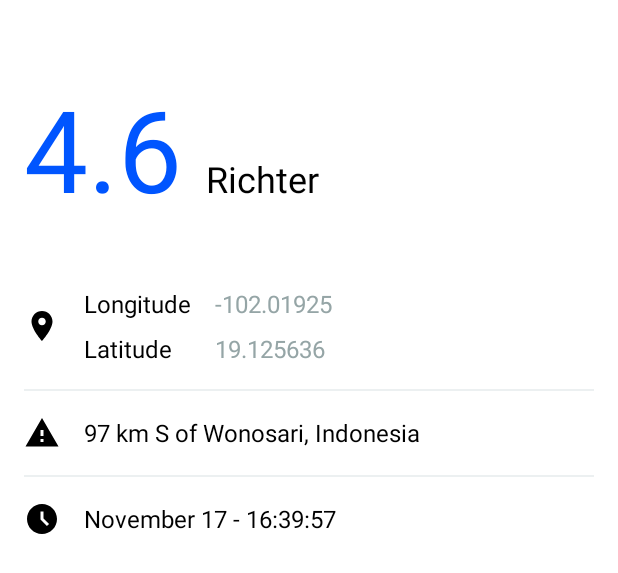
After one commit to luisnicolasss/Earthquake, an Android app: the layout activity_eq_detail.xml on its own in the app's theme, with its tools: preview values and no code run, on a phone screen of 412 x 824 dp. The commit adds this screen. Shown: the top 573 px of the screen. Run offline under Robolectric (Android 15) with nearby library versions, the phone set to English and light mode, and no system bars.

Commit message:
Vista de detalles

```diff
--- a/app/build.gradle
+++ b/app/build.gradle
@@ -1,6 +1,7 @@
 plugins {
     id 'com.android.application'
     id 'org.jetbrains.kotlin.android'
+    id 'kotlin-android-extensions'
 }
 
 android {
--- a/app/src/main/AndroidManifest.xml
+++ b/app/src/main/AndroidManifest.xml
@@ -2,7 +2,7 @@
 <manifest xmlns:android="http://schemas.android.com/apk/res/android"
     xmlns:tools="http://schemas.android.com/tools">
 
-    <uses-permission android:name="android.permission.INTERNET"/>
+    <uses-permission android:name="android.permission.INTERNET" />
 
     <application
         android:allowBackup="true"
@@ -13,6 +13,9 @@
         android:supportsRtl="true"
         android:theme="@style/Theme.EarthquakeMonitor"
         tools:targetApi="31">
+        <activity
+            android:name=".EqDetailActivity"
+            android:exported="false" />
         <activity
             android:name=".ui.MainActivity"
             android:exported="true">
--- /dev/null
+++ b/app/src/main/java/com/example/earthquakemonitor/EqDetailActivity.kt
@@ -0,0 +1,34 @@
+package com.example.earthquakemonitor
+
+import androidx.appcompat.app.AppCompatActivity
+import android.os.Bundle
+import com.example.earthquakemonitor.databinding.ActivityEqDetailBinding
+import java.text.SimpleDateFormat
+import java.util.*
+
+class EqDetailActivity : AppCompatActivity() {
+    companion object {
+        const val EQ_KEY = "earthquake"
+
+        private const val TIME_FORMAT = "dd/MMM/yyyy HH:mm:ss"
+    }
+    override fun onCreate(savedInstanceState: Bundle?) {
+        super.onCreate(savedInstanceState)
+        val binding = ActivityEqDetailBinding.inflate(layoutInflater)
+        setContentView(binding.root)
+
+        val bundle = intent.extras!!
+        val earthquake = bundle.getParcelable<Earthquake>(EQ_KEY)!!
+        binding.magnitudeText.text = getString(R.string.magnitude_format, earthquake.magnitude)
+        binding.longitudeText.text = earthquake.longitude.toString()
+        binding.latitudeText.text = earthquake.latitude.toString()
+        binding.placeText.text = earthquake.place
+        setupTime(binding, earthquake)
+    }
+
+    private fun setupTime(binding: ActivityEqDetailBinding, earthquake: Earthquake) {
+        val dateFormat = SimpleDateFormat(TIME_FORMAT, Locale.getDefault())
+        val date = Date(earthquake.time)
+        binding.timeText.text = dateFormat.format(date)
+    }
+}
--- a/app/src/main/java/com/example/earthquakemonitor/data/model/Earthquake.kt
+++ b/app/src/main/java/com/example/earthquakemonitor/data/model/Earthquake.kt
@@ -1,8 +1,12 @@
 package com.example.earthquakemonitor
 
+import android.os.Parcelable
 import androidx.room.Entity
 import androidx.room.PrimaryKey
+import androidx.versionedparcelable.VersionedParcelize
+import kotlinx.android.parcel.Parcelize
 
+@Parcelize
 @Entity("earthquakes")
 data class Earthquake(@PrimaryKey val id: String, val place: String, val magnitude: Double, val time: Long,
-                 val longitude: Double, val latitude: Double)
+                 val longitude: Double, val latitude: Double) : Parcelable
--- a/app/src/main/java/com/example/earthquakemonitor/ui/MainActivity.kt
+++ b/app/src/main/java/com/example/earthquakemonitor/ui/MainActivity.kt
@@ -1,5 +1,6 @@
 package com.example.earthquakemonitor.ui
 
+import android.content.Intent
 import androidx.appcompat.app.AppCompatActivity
 import android.os.Bundle
 import android.view.View
@@ -8,6 +9,7 @@ import androidx.lifecycle.Observer
 import androidx.lifecycle.ViewModelProvider
 import androidx.recyclerview.widget.LinearLayoutManager
 import com.example.earthquakemonitor.Earthquake
+import com.example.earthquakemonitor.EqDetailActivity
 import com.example.earthquakemonitor.ui.adapter.EqAdapter
 import com.example.earthquakemonitor.presentation.MainViewModel
 import com.example.earthquakemonitor.databinding.ActivityMainBinding
@@ -25,6 +27,10 @@ class MainActivity : AppCompatActivity() {
 
         val adapter = EqAdapter(this)
         binding.eqRecycler.adapter = adapter //Asignamos el adaptar al recyclerView
+
+        adapter.onItemClickListener = {
+            openDetailActivity(it)
+        }
 
 
         viewModel.eqList.observe(this, Observer { eqList ->
@@ -46,4 +52,10 @@ class MainActivity : AppCompatActivity() {
             binding.eqEmptyView.visibility = View.GONE
         }
     }
+
+    private fun openDetailActivity(earthquake: Earthquake) {
+        val intent = Intent(this, EqDetailActivity::class.java)
+        intent.putExtra(EqDetailActivity.EQ_KEY, earthquake)
+        startActivity(intent)
+    }
 }
--- /dev/null
+++ b/app/src/main/res/drawable/baseline_access_time_filled_24.xml
@@ -0,0 +1,5 @@
+<vector android:height="24dp" android:tint="#000000"
+    android:viewportHeight="24" android:viewportWidth="24"
+    android:width="24dp" xmlns:android="http://schemas.android.com/apk/res/android">
+    <path android:fillColor="@android:color/white" android:pathData="M11.99,2C6.47,2 2,6.48 2,12s4.47,10 9.99,10C17.52,22 22,17.52 22,12S17.52,2 11.99,2zM15.29,16.71L11,12.41V7h2v4.59l3.71,3.71L15.29,16.71z"/>
+</vector>
--- /dev/null
+++ b/app/src/main/res/drawable/baseline_place_24.xml
@@ -0,0 +1,5 @@
+<vector android:height="24dp" android:tint="#000000"
+    android:viewportHeight="24" android:viewportWidth="24"
+    android:width="24dp" xmlns:android="http://schemas.android.com/apk/res/android">
+    <path android:fillColor="@android:color/white" android:pathData="M12,2C8.13,2 5,5.13 5,9c0,5.25 7,13 7,13s7,-7.75 7,-13c0,-3.87 -3.13,-7 -7,-7zM12,11.5c-1.38,0 -2.5,-1.12 -2.5,-2.5s1.12,-2.5 2.5,-2.5 2.5,1.12 2.5,2.5 -1.12,2.5 -2.5,2.5z"/>
+</vector>
--- /dev/null
+++ b/app/src/main/res/drawable/baseline_warning_24.xml
@@ -0,0 +1,5 @@
+<vector android:height="24dp" android:tint="#000000"
+    android:viewportHeight="24" android:viewportWidth="24"
+    android:width="24dp" xmlns:android="http://schemas.android.com/apk/res/android">
+    <path android:fillColor="@android:color/white" android:pathData="M1,21h22L12,2 1,21zM13,18h-2v-2h2v2zM13,14h-2v-4h2v4z"/>
+</vector>
--- /dev/null
+++ b/app/src/main/res/layout/activity_eq_detail.xml
@@ -0,0 +1,156 @@
+<?xml version="1.0" encoding="utf-8"?>
+<LinearLayout xmlns:android="http://schemas.android.com/apk/res/android"
+    xmlns:app="http://schemas.android.com/apk/res-auto"
+    xmlns:tools="http://schemas.android.com/tools"
+    android:layout_width="match_parent"
+    android:layout_height="match_parent"
+    android:orientation="vertical"
+    android:padding="16dp"
+    tools:context=".EqDetailActivity">
+
+    <LinearLayout
+        android:layout_width="match_parent"
+        android:layout_height="wrap_content"
+        android:orientation="horizontal"
+        android:layout_marginTop="32dp">
+
+        <TextView
+            android:id="@+id/magnitudeText"
+            android:layout_width="wrap_content"
+            android:layout_height="wrap_content"
+            tools:text="4.6"
+            android:textSize="76sp"
+            android:textColor="@color/magnitude_safe"/>
+
+        <TextView
+            android:layout_width="wrap_content"
+            android:layout_height="wrap_content"
+            android:text="Richter"
+            android:textSize="24sp"
+            android:layout_marginStart="16dp"
+            android:textColor="@color/black"/>
+
+    </LinearLayout>
+
+    <LinearLayout
+        android:layout_width="match_parent"
+        android:layout_height="wrap_content"
+        android:orientation="horizontal"
+        android:layout_marginTop="42dp"
+        android:gravity="center_vertical">
+
+     <ImageView
+         android:layout_width="wrap_content"
+         android:layout_height="wrap_content"
+         android:src="@drawable/baseline_place_24"/>
+
+      <LinearLayout
+          android:layout_width="wrap_content"
+          android:layout_height="wrap_content"
+          android:layout_marginStart="16dp"
+          android:orientation="vertical">
+
+          <TextView
+              android:layout_width="wrap_content"
+              android:layout_height="wrap_content"
+              android:text="Longitude"
+              android:textColor="@color/black"
+              android:textSize="16sp"
+              />
+
+
+          <TextView
+              android:layout_width="wrap_content"
+              android:layout_height="wrap_content"
+              android:text="Latitude"
+              android:textColor="@color/black"
+              android:layout_marginTop="8dp"
+              android:textSize="16sp"
+              />
+
+      </LinearLayout>
+
+        <LinearLayout
+            android:layout_width="wrap_content"
+            android:layout_height="wrap_content"
+            android:layout_marginStart="16dp"
+            android:orientation="vertical">
+
+            <TextView
+            android:id="@+id/longitudeText"
+            android:layout_width="wrap_content"
+            android:layout_height="wrap_content"
+            tools:text="-102.01925"
+            android:textSize="16sp"
+            android:textColor="@color/concrete"/>
+
+            <TextView
+                android:id="@+id/latitudeText"
+                android:layout_width="wrap_content"
+                android:layout_height="wrap_content"
+                tools:text="19.125636"
+                android:layout_marginTop="8dp"
+                android:textSize="16sp"
+                android:textColor="@color/concrete"/>
+
+        </LinearLayout>
+
+    </LinearLayout>
+
+    <View
+        android:layout_width="match_parent"
+        android:layout_height="1dp"
+        android:layout_marginTop="16dp"
+        android:background="@color/clouds"/>
+
+    <LinearLayout
+        android:layout_width="match_parent"
+        android:layout_height="wrap_content"
+        android:orientation="horizontal"
+        android:gravity="center_vertical"
+        android:layout_marginTop="16dp">
+
+        <ImageView
+            android:layout_width="wrap_content"
+            android:layout_height="wrap_content"
+            android:src="@drawable/baseline_warning_24"/>
+
+        <TextView
+            android:id="@+id/placeText"
+            android:layout_width="wrap_content"
+            android:layout_height="wrap_content"
+            tools:text="97 km S of Wonosari, Indonesia"
+            android:textSize="16sp"
+            android:layout_marginStart="16dp"
+            android:textColor="@color/black"/>
+    </LinearLayout>
+
+    <View
+        android:layout_width="match_parent"
+        android:layout_height="1dp"
+        android:layout_marginTop="16dp"
+        android:background="@color/clouds"/>
+
+    <LinearLayout
+        android:layout_width="match_parent"
+        android:layout_height="wrap_content"
+        android:layout_marginTop="16dp"
+        android:gravity="center_vertical"
+        android:orientation="horizontal">
+
+        <ImageView
+            android:layout_width="wrap_content"
+            android:layout_height="wrap_content"
+            android:src="@drawable/baseline_access_time_filled_24"/>
+
+        <TextView
+            android:id="@+id/timeText"
+            android:layout_width="wrap_content"
+            android:layout_height="wrap_content"
+            tools:text="November 17 - 16:39:57"
+            android:textSize="16sp"
+            android:layout_marginStart="16dp"
+            android:textColor="@color/black"/>
+    </LinearLayout>
+
+</LinearLayout>
--- a/app/src/main/res/values/colors.xml
+++ b/app/src/main/res/values/colors.xml
@@ -7,4 +7,7 @@
     <color name="teal_700">#FF018786</color>
     <color name="black">#FF000000</color>
     <color name="white">#FFFFFFFF</color>
+    <color name="magnitude_safe">#0055FF</color>
+    <color name="concrete">#95a5a6</color>
+    <color name="clouds">#ecf0f1</color>
 </resources>
```
